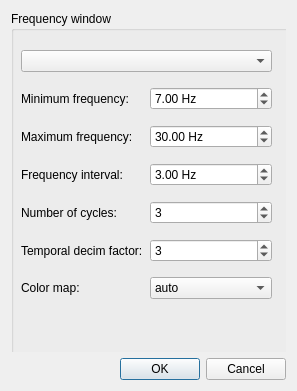
First picture: the form in qt4Designer_ui_files/TFRfromEpochsUi.ui, repository cibr-jyu/meggie, before the edit.
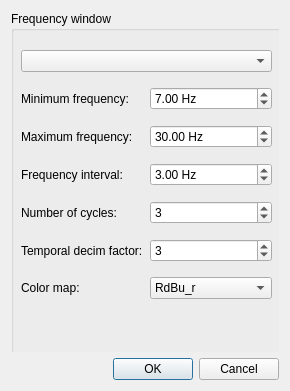
Second picture: the form after the edit.

Commit message: Save epochs spectrum data, remove channel selection from epochs creation.

Patch:
```diff
--- a/qt4Designer_ui_files/TFRfromEpochsUi.ui
+++ b/qt4Designer_ui_files/TFRfromEpochsUi.ui
@@ -6,7 +6,7 @@
    <rect>
     <x>0</x>
     <y>0</y>
-    <width>297</width>
+    <width>290</width>
     <height>391</height>
    </rect>
   </property>
@@ -27,7 +27,7 @@
        <rect>
         <x>0</x>
         <y>0</y>
-        <width>279</width>
+        <width>272</width>
         <height>334</height>
        </rect>
       </property>
@@ -193,11 +193,6 @@
            </item>
            <item>
             <widget class="QComboBox" name="comboBoxCmap">
-             <item>
-              <property name="text">
-               <string>auto</string>
-              </property>
-             </item>
              <item>
               <property name="text">
                <string>RdBu_r</string>
```
The commit also changes 8 other files.
